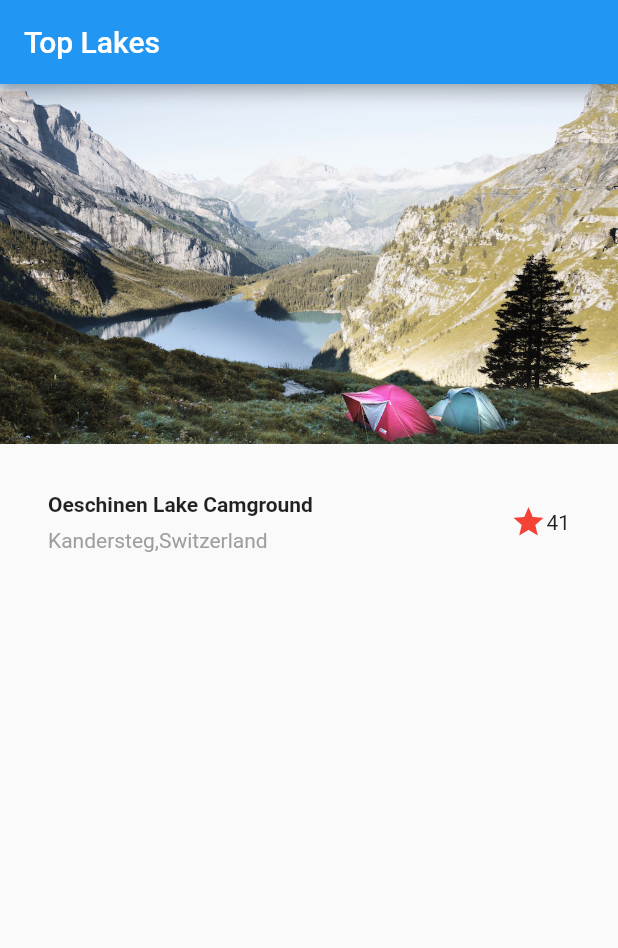
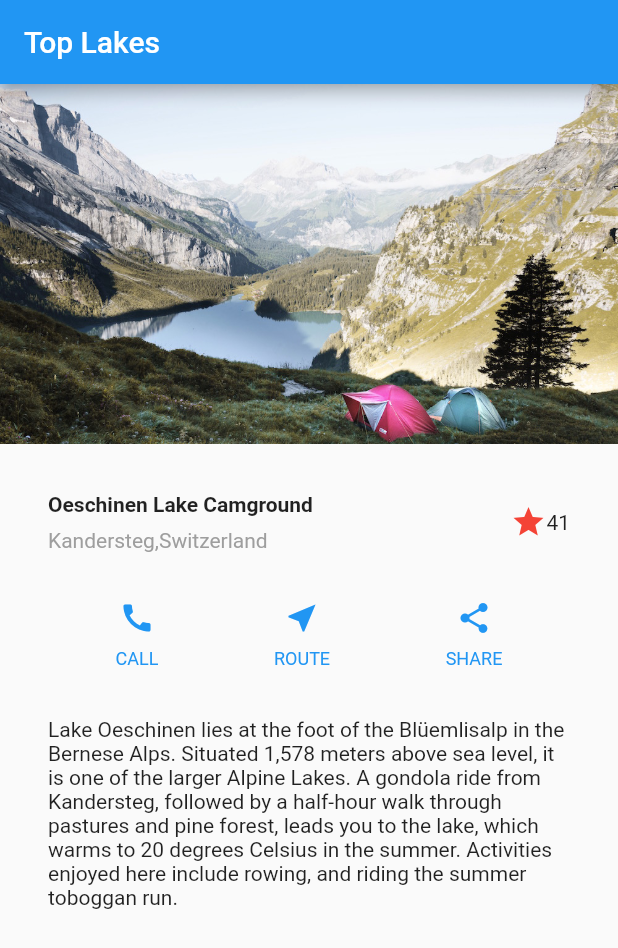
Before and after one commit to pcaddicted/flutter_first_app_more, a Flutter app: the screen it shows after launch, on a phone screen of 412 x 824 dp. Shown: the top 948 px of the screen. Run offline on Flutter 3.47's test engine with Material 2 defaults, Android fonts, the phone set to English and light mode, and no system bars.

Commit message:
完善lake布局

```diff
--- a/lib/main.dart
+++ b/lib/main.dart
@@ -6,6 +6,25 @@ class MyApp extends StatelessWidget {
   @override
   Widget build(BuildContext context) {
     final titleSection = _TitleSection('Oeschinen Lake Camground','Kandersteg,Switzerland', 41);
+    final buttonSection = Container(
+      child: Row(
+        mainAxisAlignment: MainAxisAlignment.spaceEvenly,
+        children: [
+          _buildButtonColumn(context, Icons.call, 'CALL'),
+          _buildButtonColumn(context, Icons.near_me, 'ROUTE'),
+          _buildButtonColumn(context, Icons.share, 'SHARE'),
+        ],
+      ),
+    );
+    final textSection = Container(
+        padding: const EdgeInsets.all(32.0),
+        child: Text(
+          '''
+Lake Oeschinen lies at the foot of the Blüemlisalp in the Bernese Alps. Situated 1,578 meters above sea level, it is one of the larger Alpine Lakes. A gondola ride from Kandersteg, followed by a half-hour walk through pastures and pine forest, leads you to the lake, which warms to 20 degrees Celsius in the summer. Activities enjoyed here include rowing, and riding the summer toboggan run.
+          ''',
+          softWrap: true,
+        ),
+    );
     return new MaterialApp(
       title: 'Flutter Demo',
       theme: new ThemeData(
@@ -24,6 +43,8 @@ class MyApp extends StatelessWidget {
               fit:BoxFit.cover,
             ),
             titleSection,
+            buttonSection,
+            textSection,
           ],
         )
       ),
```
Also changed, not shown: 3 other files.
